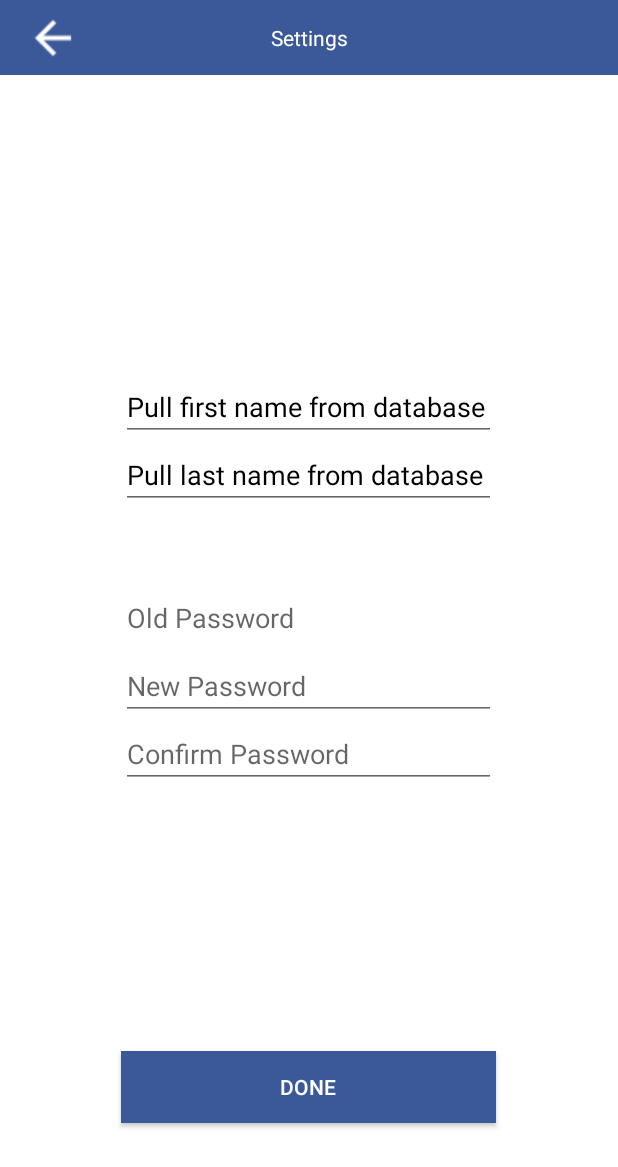
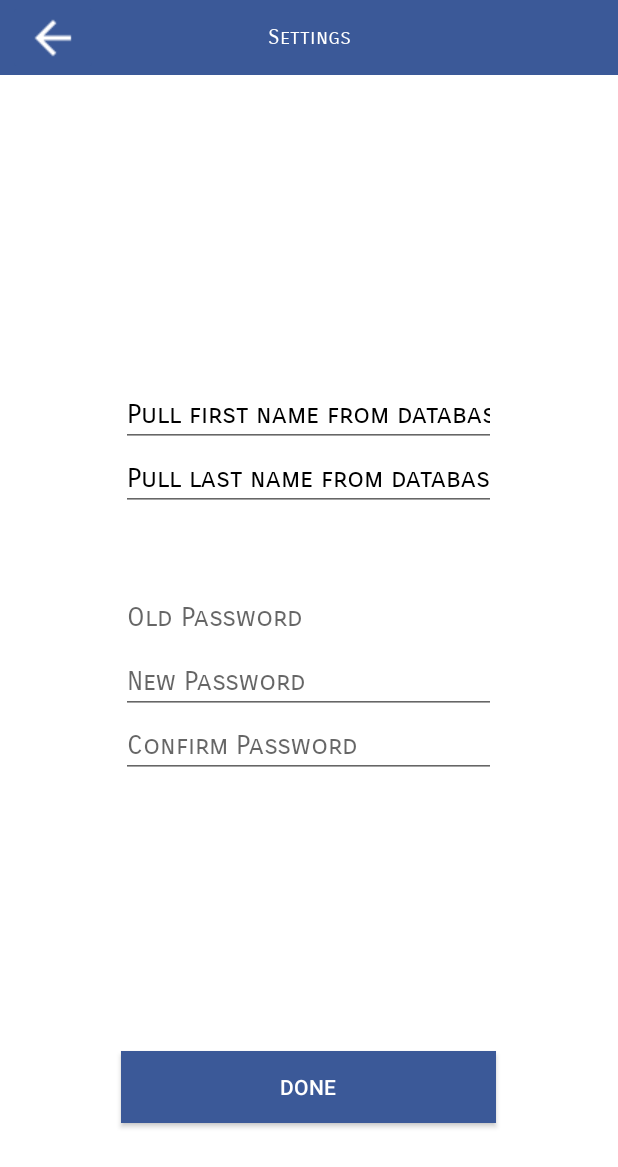
Before and after one commit to JulieW23/GradApp, an Android app: the SettingsActivity screen opened directly, with no data from a screen before it, on a phone screen of 412 x 824 dp. Shown: the top 1167 px of the screen. Run offline under Robolectric (Android 15) with nearby library versions, the phone set to English and light mode, and no system bars.

Commit message:
Made font generic so it can be changed at any time

```diff
--- a/Kiddo/app/src/main/res/layout/activity_settings.xml
+++ b/Kiddo/app/src/main/res/layout/activity_settings.xml
@@ -25,7 +25,8 @@
         android:id="@+id/settingsTextView"
         android:background="@color/colorPrimary"
         android:gravity="center"
-        android:textColor="@color/colorAccent"/>
+        android:textColor="@color/colorAccent"
+        android:fontFamily="@string/textFieldFont"/>
 
     <ImageButton
         android:layout_width="wrap_content"
@@ -48,7 +49,7 @@
         android:id="@+id/oldPasswordTextField"
         android:textColor="@color/colorPrimaryDark"
         android:hint="Old Password"
-        />
+        android:fontFamily="@string/textFieldFont" />
 
     <EditText
         android:layout_width="@dimen/textFieldWidth"
@@ -59,7 +60,8 @@
         android:layout_centerHorizontal="true"
         android:id="@+id/newPasswordTextField"
         android:textColor="@color/colorPrimaryDark"
-        android:hint="New Password"/>
+        android:hint="New Password"
+        android:fontFamily="@string/textFieldFont"/>
 
     <EditText
         android:layout_width="@dimen/textFieldWidth"
@@ -71,7 +73,8 @@
         android:hint="Confirm Password"
         android:layout_below="@+id/newPasswordTextField"
         android:layout_alignLeft="@+id/newPasswordTextField"
-        android:layout_alignStart="@+id/newPasswordTextField" />
+        android:layout_alignStart="@+id/newPasswordTextField"
+        android:fontFamily="@string/textFieldFont"/>
 
     <EditText
         android:layout_width="@dimen/textFieldWidth"
@@ -83,7 +86,8 @@
         android:layout_centerHorizontal="true"
         android:layout_marginBottom="50dp"
         android:id="@+id/lastnameTextField"
-        android:textColor="@color/colorPrimaryDark"/>
+        android:textColor="@color/colorPrimaryDark"
+        android:fontFamily="@string/textFieldFont"/>
 
     <EditText
         android:layout_width="@dimen/textFieldWidth"
@@ -94,7 +98,8 @@
         android:layout_above="@+id/lastnameTextField"
         android:layout_centerHorizontal="true"
         android:id="@+id/firstnameTextField"
-        android:textColor="@color/colorPrimaryDark"/>
+        android:textColor="@color/colorPrimaryDark"
+        android:fontFamily="@string/textFieldFont"/>
 
     <Button
         android:text="Done"
--- a/Kiddo/app/src/main/res/values/strings.xml
+++ b/Kiddo/app/src/main/res/values/strings.xml
@@ -1,3 +1,4 @@
 <resources>
     <string name="app_name">Kiddo</string>
+    <string name="textFieldFont">sans-serif-smallcaps</string>
 </resources>
```
Also changed, not shown: Kiddo/app/src/main/res/layout/activity_main.xml (+5 -3 lines), Kiddo/app/src/main/res/layout/activity_teacher_initial_login.xml (+6 -3 lines).
